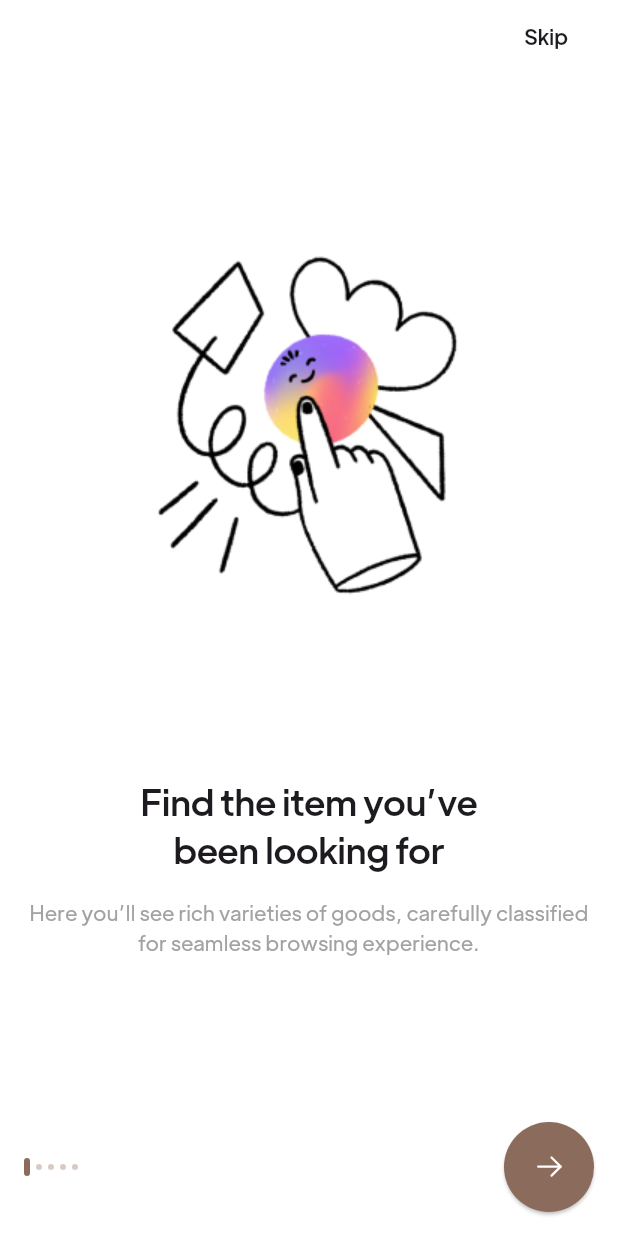
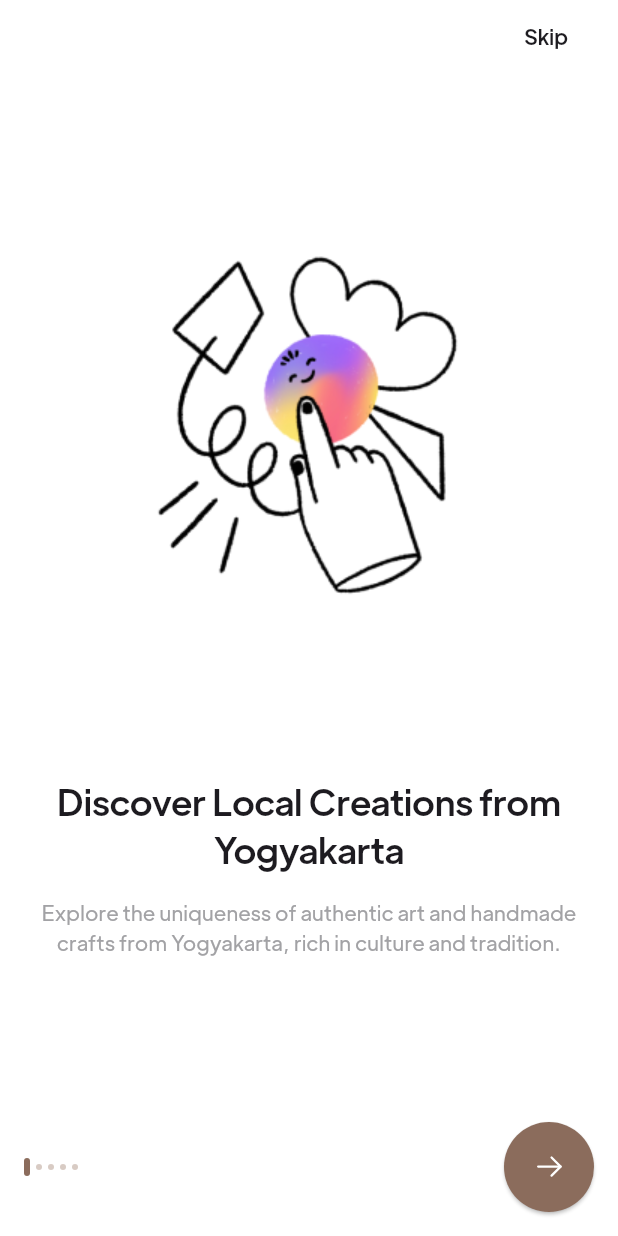
Before and after one commit to A11-PBP-2024/DjogjaKarya-mobile, a Flutter app: the screen it shows after launch, on a phone screen of 412 x 824 dp. Run offline on Flutter 3.47's test engine with Material 3 defaults, Android fonts, the phone set to English and light mode, and no system bars; our stand-ins replace cached_network_image, flutter_rating_bar, flutter_svg, form_field_validator, shared_preferences, smooth_page_indicator; missing offline and left inert: pbp_django_auth.

```diff
--- a/lib/screens/onbording/views/components/onbording_content.dart
+++ b/lib/screens/onbording/views/components/onbording_content.dart
@@ -36,9 +36,9 @@ class OnbordingContent extends StatelessWidget {
         if (!isTextOnTop) const Spacer(),
         if (!isTextOnTop)
           const OnbordTitleDescription(
-            title: "Find the item you’ve \nbeen looking for",
+            title: "Discover Local Creations from Yogyakarta",
             description:
-                "Here you’ll see rich varieties of goods, carefully classified for seamless browsing experience.",
+                "Explore the uniqueness of authentic art and handmade crafts from Yogyakarta, rich in culture and tradition.",
           ),
 
         const Spacer(),
--- a/lib/screens/onbording/views/onbording_screnn.dart
+++ b/lib/screens/onbording/views/onbording_screnn.dart
@@ -20,36 +20,36 @@ class _OnBordingScreenState extends State<OnBordingScreen> {
     Onbord(
       image: "assets/Illustration/Illustration-0.png",
       imageDarkTheme: "assets/Illustration/Illustration_darkTheme_0.png",
-      title: "Find the item you’ve \nbeen looking for",
+      title: "Discover Local Creations from Yogyakarta",
       description:
-          "Here you’ll see rich varieties of goods, carefully classified for seamless browsing experience.",
+          "Explore the uniqueness of authentic art and handmade crafts from Yogyakarta, rich in culture and tradition.",
     ),
     Onbord(
       image: "assets/Illustration/Illustration-1.png",
       imageDarkTheme: "assets/Illustration/Illustration_darkTheme_1.png",
-      title: "Get those shopping \nbags filled",
+      title: "Support Local Artisans",
       description:
           "Add any item you want to your cart, or save it on your wishlist, so you don’t miss it in your future purchases.",
     ),
     Onbord(
       image: "assets/Illustration/Illustration-2.png",
       imageDarkTheme: "assets/Illustration/Illustration_darkTheme_2.png",
-      title: "Fast & secure \npayment",
-      description: "There are many payment options available for your ease.",
+      title: "Cultural Stories Behind Every Product",
+      description: "Every purchase carries the story and cultural values of authentic Yogyakarta heritage, contributing to its preservation.",
     ),
     Onbord(
       image: "assets/Illustration/Illustration-3.png",
       imageDarkTheme: "assets/Illustration/Illustration_darkTheme_3.png",
-      title: "Package tracking",
+      title: "Access the Best of Yogyakarta's Craft",
       description:
-          "In particular, Shoplon can pack your orders, and help you seamlessly manage your shipments.",
+          "Easily access batik, Kotagede silver, Kasongan pottery, and other handmade crafts exclusively at DjogjaKarya..",
     ),
     Onbord(
       image: "assets/Illustration/Illustration-4.png",
       imageDarkTheme: "assets/Illustration/Illustration_darkTheme_4.png",
-      title: "Nearby stores",
+      title: "Gain Cultural Knowledge",
       description:
-          "Easily track nearby shops, browse through their items and get information about their prodcuts.",
+          "Learn about the rich history, meaning, and process behind each craft, deepening your appreciation for Yogyakarta’s heritage.",
     ),
   ];
 
```
Also changed, not shown: 1 other file.
